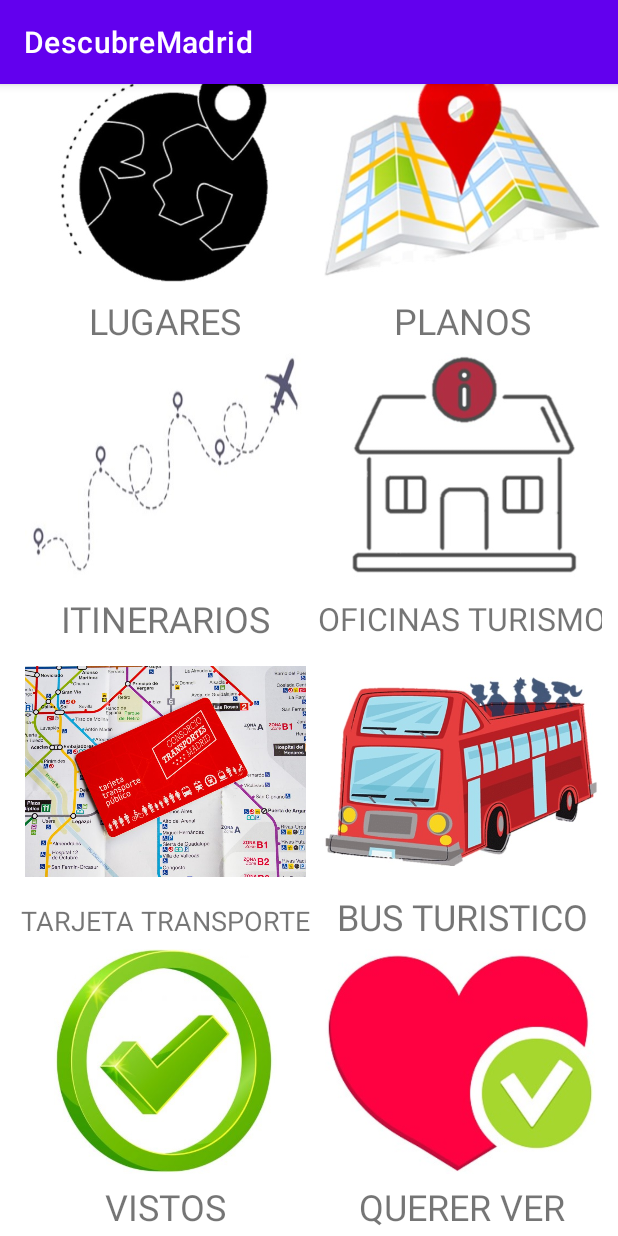
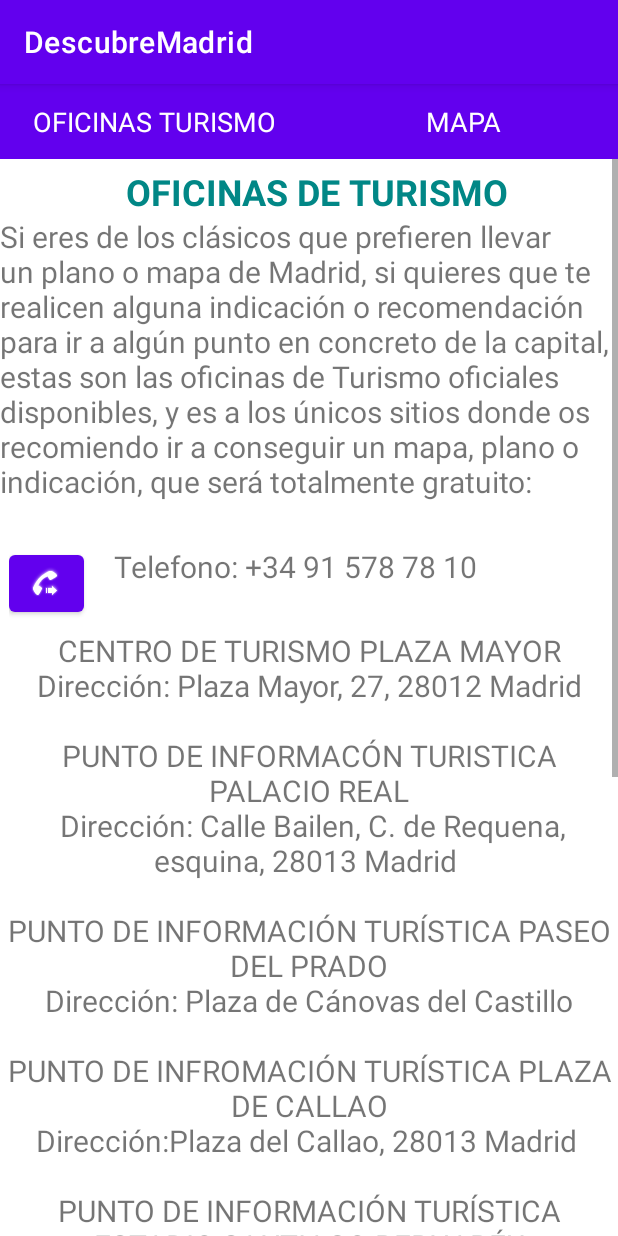
Before and after one commit to Martagomez5/DescubreMadrid, an Android app: the menuprincipal screen opened directly, with no data from a screen before it, after a tap on an icon or button, on a phone screen of 412 x 824 dp. Run offline under Robolectric (Android 15) with nearby library versions, the phone set to English and light mode, and no system bars; 3 other taps on this screen came first.

Commit message:
Terminada el activity_tarjeta_transporte.xml y empece, modificación y correción de activity_oficinas_turismo.xml

```diff
--- a/app/src/main/AndroidManifest.xml
+++ b/app/src/main/AndroidManifest.xml
@@ -6,6 +6,8 @@
     <uses-permission android:name="android.permission.ACCESS_FINE_LOCATION" />
 
     <uses-feature android:name="android.hardware.location.gps" />
+
+    <uses-permission android:name="android.permission.CALL_PHONE" />
 
     <uses-permission android:name="android.permission.INTERNET" />
 
@@ -17,7 +19,8 @@
         android:supportsRtl="true"
         android:theme="@style/Theme.DescubreMadrid"
         android:usesCleartextTraffic="true">
-        <activity android:name=".TarjetaTransporte"></activity>
+        <activity android:name=".OficinasTurismo"></activity>
+        <activity android:name=".TarjetaTransporte" />
         <activity android:name=".MapaRuta2" />
         <activity android:name=".MapaRuta1" />
         <activity android:name=".BusTuristico" />
--- a/app/src/main/java/com/example/descubremadrid/Login.java
+++ b/app/src/main/java/com/example/descubremadrid/Login.java
@@ -66,7 +66,7 @@ public class Login extends AppCompatActivity {
 
                }else{
 
-                    validarUsuario("https://descubremadrid.000webhostapp.com/descubreMadrid/validarusuario.php");
+                    validarUsuario("https://descubremadrid.xyz/descubreMadrid/validarusuario.php");
 
                }
             }
--- a/app/src/main/java/com/example/descubremadrid/MainActivity.java
+++ b/app/src/main/java/com/example/descubremadrid/MainActivity.java
@@ -85,7 +85,7 @@ import java.util.TimerTask;
                  pb.setProgress(count);
                  if(count==100){
 
-                     Intent intent = new Intent(getApplicationContext(), Login.class);
+                     Intent intent = new Intent(getApplicationContext(),Login.class);
                      startActivity(intent);
                      t.cancel();
                  }
--- /dev/null
+++ b/app/src/main/java/com/example/descubremadrid/MapaFragmente.java
@@ -0,0 +1,19 @@
+package com.example.descubremadrid;
+
+import android.os.Bundle;
+import android.view.LayoutInflater;
+import android.view.View;
+import android.view.ViewGroup;
+
+import androidx.annotation.NonNull;
+import androidx.annotation.Nullable;
+import androidx.fragment.app.Fragment;
+
+public class MapaFragmente extends Fragment {
+
+    @Nullable
+    @Override
+    public View onCreateView(@NonNull LayoutInflater inflater, @Nullable ViewGroup container, @Nullable Bundle savedInstanceState) {
+        return inflater.inflate(R.layout.mapafragment,null);
+    }
+}
--- /dev/null
+++ b/app/src/main/java/com/example/descubremadrid/OficinasFragmente.java
@@ -0,0 +1,43 @@
+package com.example.descubremadrid;
+
+import android.content.Intent;
+import android.net.Uri;
+import android.os.Bundle;
+import android.view.LayoutInflater;
+import android.view.View;
+import android.view.ViewGroup;
+import android.widget.Button;
+
+import androidx.annotation.NonNull;
+import androidx.annotation.Nullable;
+import androidx.fragment.app.Fragment;
+
+public class OficinasFragmente extends Fragment {
+
+    private Button btnTelef;
+
+    @Nullable
+    @Override
+    public View onCreateView(@NonNull LayoutInflater inflater, @Nullable ViewGroup container, @Nullable Bundle savedInstanceState) {
+
+        View view = inflater.inflate(R.layout.oficinasfragment,container,false);
+
+        btnTelef = (Button)view.findViewById(R.id.Buttontelefono);
+
+        btnTelef.setOnClickListener(new View.OnClickListener() {
+            @Override
+            public void onClick(View v) {
+
+                String phone = "915787810";
+
+               // startActivity(new Intent(Intent.ACTION_DIAL, Uri.parse(phone)));
+                Intent intent = new Intent(Intent.ACTION_CALL, Uri.parse("tel:" + phone));
+                startActivity(intent);
+            }
+        });
+
+        return inflater.inflate(R.layout.oficinasfragment,null);
+
+
+    }
+}
--- /dev/null
+++ b/app/src/main/java/com/example/descubremadrid/OficinasTurismo.java
@@ -0,0 +1,79 @@
+package com.example.descubremadrid;
+
+import androidx.annotation.NonNull;
+import androidx.annotation.Nullable;
+import androidx.appcompat.app.AppCompatActivity;
+import androidx.viewpager.widget.PagerAdapter;
+import androidx.viewpager.widget.ViewPager;
+
+import android.os.Bundle;
+import android.view.View;
+import android.widget.TextView;
+
+public class OficinasTurismo extends AppCompatActivity {
+
+    ViewPager viewPager;
+    TextView Oficinas, Mapa;
+    PageViewAdapter pageViewAdapter;
+
+    @Override
+    protected void onCreate(Bundle savedInstanceState) {
+        super.onCreate(savedInstanceState);
+        setContentView(R.layout.activity_oficinas_turismo);
+
+        Oficinas = findViewById(R.id.oficinas);
+        Mapa = findViewById(R.id.mapaOficinas);
+
+        viewPager=findViewById(R.id.FragmentContainer);
+
+        Oficinas.setOnClickListener(new View.OnClickListener() {
+            @Override
+            public void onClick(View v) {
+                viewPager.setCurrentItem(0);
+            }
+        });
+
+        Mapa.setOnClickListener(new View.OnClickListener() {
+            @Override
+            public void onClick(View v) {
+                viewPager.setCurrentItem(1);
+            }
+        });
+
+        pageViewAdapter = new PageViewAdapter(getSupportFragmentManager());
+        viewPager.setAdapter(pageViewAdapter);
+
+        viewPager.addOnPageChangeListener(new ViewPager.OnPageChangeListener() {
+            @Override
+            public void onPageScrolled(int position, float positionOffset, int positionOffsetPixels) {
+
+            }
+
+            @Override
+            public void onPageSelected(int position) {
+
+               // onChangeTab(position);
+
+            }
+
+            @Override
+            public void onPageScrollStateChanged(int state) {
+
+            }
+        });
+
+    }
+
+    private void onChangeTab(int position) {
+
+        if (position==0){
+            Oficinas.setTextSize(25);
+            Mapa.setTextSize(15);
+        }
+        if (position==1){
+            Oficinas.setTextSize(15);
+            Mapa.setTextSize(25);
+        }
+
+    }
+}
--- /dev/null
+++ b/app/src/main/java/com/example/descubremadrid/PageViewAdapter.java
@@ -0,0 +1,39 @@
+package com.example.descubremadrid;
+
+import androidx.annotation.NonNull;
+import androidx.fragment.app.Fragment;
+import androidx.fragment.app.FragmentManager;
+import androidx.fragment.app.FragmentPagerAdapter;
+
+public class PageViewAdapter extends FragmentPagerAdapter {
+
+
+    public PageViewAdapter(@NonNull FragmentManager fm) {
+        super(fm);
+    }
+
+    @NonNull
+    @Override
+    public Fragment getItem(int position) {
+
+        Fragment fragment = null;
+
+        switch (position)
+        {
+            case 0:
+                fragment = new OficinasFragmente();
+                break;
+
+            case 1:
+                fragment = new MapaFragmente();
+                break;
+        }
+
+        return fragment;
+    }
+
+    @Override
+    public int getCount() {
+        return 2;
+    }
+}
--- a/app/src/main/java/com/example/descubremadrid/Registro.java
+++ b/app/src/main/java/com/example/descubremadrid/Registro.java
@@ -457,7 +457,7 @@ public class Registro extends AppCompatActivity {
             }
 
             else {
-                ejecutarServicio("https://descubremadrid.000webhostapp.com/descubreMadrid/registro.php");
+                ejecutarServicio("https://descubremadrid.xyz/descubreMadrid/registro.php");
 
             }
 
--- a/app/src/main/java/com/example/descubremadrid/TarjetaTransporte.java
+++ b/app/src/main/java/com/example/descubremadrid/TarjetaTransporte.java
@@ -15,9 +15,7 @@ public class TarjetaTransporte extends AppCompatActivity {
         super.onCreate(savedInstanceState);
         setContentView(R.layout.activity_tarjeta_transporte);
 
-        textView = findViewById(R.id.textViewWeb);
 
-        url="";
 
     }
 }
--- a/app/src/main/java/com/example/descubremadrid/menuprincipal.java
+++ b/app/src/main/java/com/example/descubremadrid/menuprincipal.java
@@ -56,6 +56,9 @@ public class menuprincipal extends AppCompatActivity {
             @Override
             public void onClick(View v) {
 
+                Intent intent = new Intent(getApplicationContext(), OficinasTurismo.class);
+                startActivity(intent);
+
             }
         });
 
--- /dev/null
+++ b/app/src/main/res/layout/activity_oficinas_turismo.xml
@@ -0,0 +1,22 @@
+<?xml version="1.0" encoding="utf-8"?>
+<androidx.coordinatorlayout.widget.CoordinatorLayout xmlns:android="http://schemas.android.com/apk/res/android"
+    xmlns:app="http://schemas.android.com/apk/res-auto"
+    xmlns:tools="http://schemas.android.com/tools"
+    android:layout_width="match_parent"
+    android:layout_height="match_parent"
+    tools:context=".OficinasTurismo">
+
+  <include layout="@layout/oficinas">
+  </include>
+
+
+  <androidx.viewpager.widget.ViewPager
+      android:id="@+id/FragmentContainer"
+      android:layout_width="match_parent"
+      android:layout_height="match_parent"
+      android:layout_marginTop="50dp">
+
+  </androidx.viewpager.widget.ViewPager>
+
+
+</androidx.coordinatorlayout.widget.CoordinatorLayout>
--- a/app/src/main/res/layout/manuprincipal.xml
+++ b/app/src/main/res/layout/manuprincipal.xml
@@ -2,14 +2,14 @@
 <androidx.constraintlayout.widget.ConstraintLayout xmlns:android="http://schemas.android.com/apk/res/android"
     xmlns:app="http://schemas.android.com/apk/res-auto"
     xmlns:tools="http://schemas.android.com/tools"
-    android:layout_width="match_parent"
-    android:layout_height="match_parent"
+    android:layout_width="wrap_content"
+    android:layout_height="wrap_content"
     tools:context=".menuprincipal">
 
     <ScrollView
         android:id="@+id/scrollView2"
-        android:layout_width="390dp"
-        android:layout_height="788dp"
+        android:layout_width="wrap_content"
+        android:layout_height="wrap_content"
         android:orientation="vertical"
         app:layout_constraintBottom_toBottomOf="parent"
         app:layout_constraintEnd_toEndOf="parent"
--- /dev/null
+++ b/app/src/main/res/layout/oficinas.xml
@@ -0,0 +1,29 @@
+<?xml version="1.0" encoding="utf-8"?>
+<LinearLayout
+    xmlns:android="http://schemas.android.com/apk/res/android"
+    android:layout_width="match_parent"
+    android:layout_height="wrap_content"
+    android:orientation="horizontal"
+    android:background="@color/design_default_color_primary">
+
+    <TextView
+        android:id="@+id/oficinas"
+        android:layout_width="match_parent"
+        android:layout_height="50dp"
+        android:layout_weight="1"
+        android:gravity="center"
+        android:text="OFICINAS TURISMO"
+        android:textColor="#ffffff"
+        android:textSize="18dp" />
+
+    <TextView
+        android:id="@+id/mapaOficinas"
+        android:layout_width="match_parent"
+        android:layout_height="50dp"
+        android:layout_weight="1"
+        android:gravity="center"
+        android:text="MAPA"
+        android:textColor="#ffffff"
+        android:textSize="18dp" />
+
+</LinearLayout>
--- /dev/null
+++ b/app/src/main/res/layout/oficinasfragment.xml
@@ -0,0 +1,86 @@
+<?xml version="1.0" encoding="utf-8"?>
+<RelativeLayout
+    xmlns:android="http://schemas.android.com/apk/res/android"
+    xmlns:app="http://schemas.android.com/apk/res-auto"
+    xmlns:tools="http://schemas.android.com/tools"
+    android:layout_width="match_parent"
+    android:layout_height="wrap_content"
+    >
+
+    <ScrollView
+        android:layout_width="match_parent"
+        android:layout_height="match_parent">
+
+        <LinearLayout
+            android:layout_width="match_parent"
+            android:layout_height="wrap_content"
+            android:orientation="vertical" >
+
+            <TextView
+                android:id="@+id/textView9"
+                android:layout_width="match_parent"
+                android:layout_height="wrap_content"
+                android:layout_gravity="center_horizontal"
+                android:layout_marginStart="5sp"
+                android:layout_marginLeft="5sp"
+                android:layout_marginTop="5sp"
+                android:gravity="center_horizontal"
+                android:text="OFICINAS DE TURISMO"
+                android:textColor="@color/teal_700"
+                android:textSize="24sp"
+                android:textStyle="bold"
+
+                />
+
+            <TextView
+                android:id="@+id/textViewInfoOficinas"
+                android:layout_width="match_parent"
+                android:layout_height="wrap_content"
+                android:text="Si eres de los clásicos que prefieren llevar un plano o mapa de Madrid, si quieres que te realicen alguna indicación o recomendación para ir a algún punto en concreto de la capital, estas son las oficinas de Turismo oficiales disponibles, y es a los únicos sitios donde os recomiendo ir a conseguir un mapa, plano o indicación, que será totalmente gratuito: \n"
+                android:textSize="20sp" />
+
+            <RelativeLayout
+                android:layout_width="match_parent"
+                android:layout_height="wrap_content"
+                android:orientation="horizontal"
+                android:padding="6dp">
+
+
+                <Button
+                    android:id="@+id/Buttontelefono"
+                    android:layout_width="50dp"
+                    android:layout_height="50dp"
+                    android:layout_alignParentStart="true"
+                    android:layout_alignParentLeft="true"
+                    android:layout_centerVertical="true"
+                    android:layout_gravity="center"
+                    android:paddingLeft="14dp"
+                    android:paddingRight="14dp"
+                    app:icon="@android:drawable/stat_sys_phone_call_forward" />
+
+                <TextView
+                    android:id="@+id/textViewTelefono"
+                    android:layout_width="match_parent"
+                    android:layout_height="wrap_content"
+                    android:text="Telefono: +34 91 578 78 10"
+                    android:textSize="20sp"
+                    android:layout_marginLeft="20dp"
+                    android:gravity="center_vertical"
+                    android:layout_toRightOf="@+id/Buttontelefono"
+                    android:layout_toEndOf="@+id/Buttontelefono"/>
+
+            </RelativeLayout>
+
+            <TextView
+                android:id="@+id/textViewListaOficinas"
+                android:layout_width="match_parent"
+                android:layout_height="wrap_content"
+                android:text="CENTRO DE TURISMO PLAZA MAYOR\n Dirección: Plaza Mayor, 27, 28012 Madrid \n\nPUNTO DE INFORMACÓN TURISTICA PALACIO REAL\n Dirección: Calle Bailen, C. de Requena, esquina, 28013 Madrid \n\nPUNTO DE INFORMACIÓN TURÍSTICA PASEO DEL PRADO\n Dirección: Plaza de Cánovas del Castillo \n\nPUNTO DE INFROMACIÓN TURÍSTICA PLAZA DE CALLAO\nDirección:Plaza del Callao, 28013 Madrid \n\nPUNTO DE INFORMACIÓN TURÍSTICA ESTADIO SANTIAGO BERNABÉU\nDirección: Paseo de la Castellana, 138, 28046 Madrid \n\nPUNTO DE INFORMACIÓN TURÍSTICA CENTROCENTRO\nDirección: Plazade Cibeles, 1 (Palacio de Cibeles),28014\n\nPUNTO DE INFORMACIÓN TURÍSTICA REINA SOFÍA\nCalle Santa Isabel, 52,28018, Madrid\n\nPUNTO DE INF. TURÍSTICA AEROPUERTO ADOLFO SUÁREZ MADRID-BARAJAS\n   -T2. Entre salas 5 Y 6 \n   -T4. Sala 10 \n\nSERVICIO DE ATENCIÓN AL TURISTA EXTRANJERO (SATE)\nCalle Leganitos, 19, 28013, Madrid\n\n"
+                android:textSize="20sp"
+                android:gravity="center"/>
+
+
+        </LinearLayout>
+    </ScrollView>
+
+</RelativeLayout>
--- a/app/src/main/res/values/strings.xml
+++ b/app/src/main/res/values/strings.xml
@@ -10,10 +10,10 @@
     <string name="invalid_password">Password must be >5 characters</string>
     <string name="login_failed">"Login failed"</string>
     <string name="title_activity_prueba">prueba</string>
-    <string name="tab_text_1" size="25sp">Informacion</string>
-    <string name="tab_text_2" font-size="25sp">Imagenes</string>
-    <string name="tab_text_3">Descripcion</string>
+    <string name="tab_text_1" size="25sp">Oficinas Turismo</string>
+    <string name="tab_text_2" font-size="25sp">Mapa</string>
     <string name="title_activity_lugar">Lugar</string>
     <!-- TODO: Remove or change this placeholder text -->
     <string name="hello_blank_fragment">Hello blank fragment</string>
+    <string name="title_activity_oficinas_turismo">OficinasTurismo</string>
 </resources>
```
Also changed, not shown: app/src/main/java/com/example/descubremadrid/ui/main/SectionsPagerAdapter.java (added, +46 -0 lines), app/src/main/res/layout/activity_tarjeta_transporte.xml (+57 -10 lines), app/src/main/res/layout/fragment1_layout.xml (added, +49 -0 lines), app/src/main/res/layout/fragment2_layout.xml (added, +14 -0 lines), app/src/main/res/layout/mapafragment.xml (added, +24 -0 lines).
